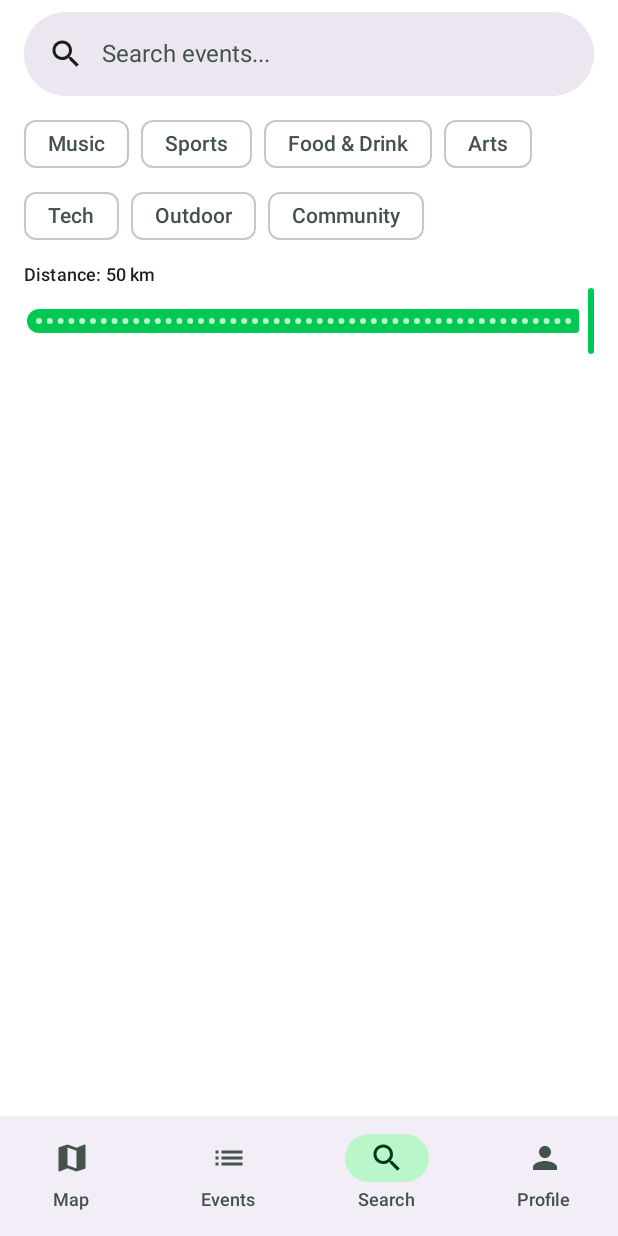
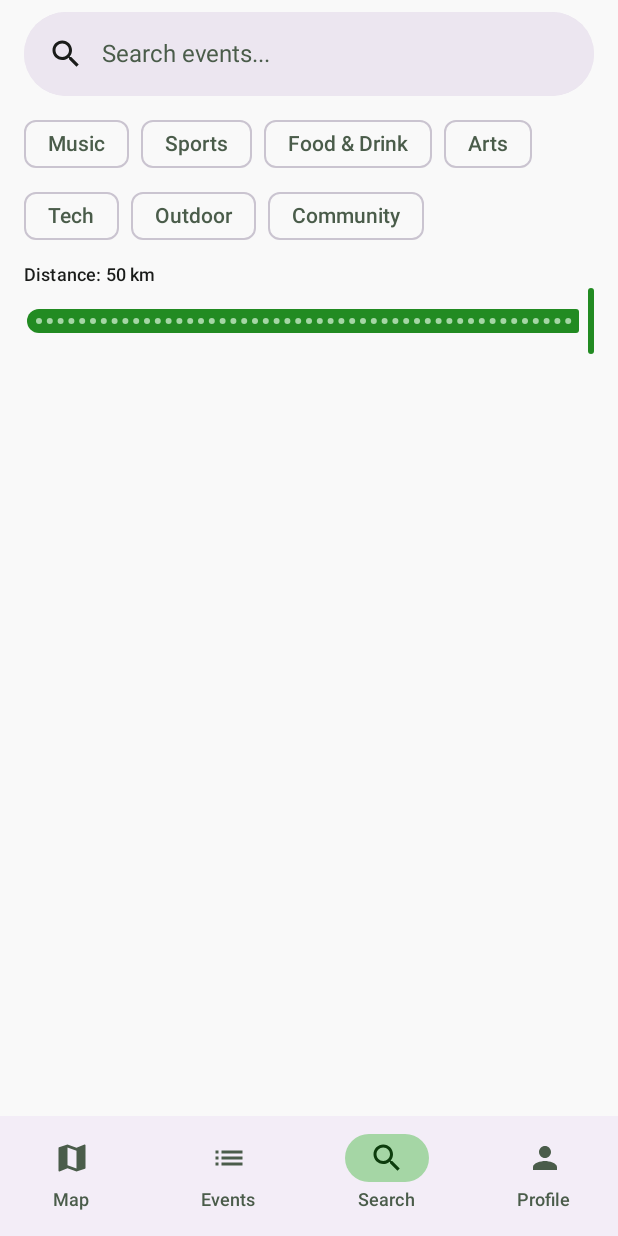
Before and after one commit to randan96mk/eventBuzz, an Android app built with Jetpack Compose: the screen it shows after launch (MainActivity), item 3 of the bottom bar chosen, on a phone screen of 412 x 824 dp. Run offline under Robolectric (Android 15) with nearby library versions, the phone set to English and light mode, and no system bars; our stand-ins replace Dagger/Hilt's generated code; libraries missing offline, so code that uses them is left out: org.maplibre.android; pictures from the network do not load; 9 statements that could not run were skipped.

Commit message:
Apply Forest Green + Off-White theme to Android app
Replace Emerald Pulse palette with Forest Green (#228B22) primary
and Off-White (#F9F9F9) background, matching the HTML preview.

Color.kt:
- Primary scale: Forest10–Forest99 built around #228B22
- Dark surfaces: #0D1A0D (deep forest), #1A2E1A (dark leaf), #243824
- Neutrals: #1A1C1A (on-surface), #4A5C4A (variant), #8A9E8A (outline)
- Updated category colors (Sports now #228B22, Food now #E67E22)
- Bubble/marker colors aligned to forest green

Theme.kt:
- Light: background #F9F9F9, surface #FFFFFF, primary #228B22
- Dark: background #0D1A0D, surface #0D1A0D, primary #4CAF50
- Full Material 3 color scheme mapping with inline hex comments

https://claude.ai/code/session_01M7vGomk3ZZmYUrV4Pt9SGy

```diff
--- a/android/core/ui/src/main/kotlin/app/eventbuzz/core/ui/theme/Color.kt
+++ b/android/core/ui/src/main/kotlin/app/eventbuzz/core/ui/theme/Color.kt
@@ -2,38 +2,40 @@ package app.eventbuzz.core.ui.theme
 
 import androidx.compose.ui.graphics.Color
 
-// Emerald Pulse — Light palette
-val Emerald10 = Color(0xFF00391B)
-val Emerald20 = Color(0xFF005D2E)
-val Emerald30 = Color(0xFF00693B)
-val Emerald40 = Color(0xFF00C853)
-val Emerald50 = Color(0xFF00E676)
-val Emerald60 = Color(0xFF69F0AE)
-val Emerald70 = Color(0xFFA5D6A7)
-val Emerald80 = Color(0xFFB9F6CA)
-val Emerald90 = Color(0xFFE8F5E9)
-val Emerald95 = Color(0xFFF4F7F6)
-val Emerald99 = Color(0xFFF8FFF8)
+// Forest Green — Primary scale
+val Forest10 = Color(0xFF0D3D0D)
+val Forest20 = Color(0xFF145214)
+val Forest30 = Color(0xFF1A6B1A)
+val Forest40 = Color(0xFF228B22)  // Primary — Forest Green
+val Forest50 = Color(0xFF2EA62E)
+val Forest60 = Color(0xFF4CAF50)  // Dark-mode primary (lighter for contrast)
+val Forest70 = Color(0xFF66BB6A)
+val Forest80 = Color(0xFFA5D6A5)
+val Forest90 = Color(0xFFE6F2E6)  // Chip background
+val Forest95 = Color(0xFFF0F4F0)  // Surface variant
+val Forest99 = Color(0xFFF9F9F9)  // Off-White background
 
-// Emerald Pulse — Dark surface tones
-val EmeraldDarkBg = Color(0xFF0F2027)
-val EmeraldDarkSurface = Color(0xFF203A43)
-val EmeraldDarkSurfaceHigh = Color(0xFF2C5364)
+// Forest Green — Dark surface tones
+val ForestDarkBg = Color(0xFF0D1A0D)
+val ForestDarkSurface = Color(0xFF1A2E1A)
+val ForestDarkSurfaceHigh = Color(0xFF243824)
 
 // Neutral tones
-val DarkGreen = Color(0xFF1B1F1B)
-val GreyGreen = Color(0xFF43524A)
-val GreyGreenLight = Color(0xFF73857A)
+val ForestOnSurface = Color(0xFF1A1C1A)
+val ForestOnSurfaceVariant = Color(0xFF4A5C4A)
+val ForestOutline = Color(0xFF8A9E8A)
+val ForestNavInactive = Color(0xFF6B7F6B)
+val ForestDarkOnSurface = Color(0xFFD5E8D5)
 
 // Category colors
 val MusicColor = Color(0xFFE11D48)
-val SportsColor = Color(0xFF059669)
-val FoodColor = Color(0xFFFF9800)
+val SportsColor = Color(0xFF228B22)
+val FoodColor = Color(0xFFE67E22)
 val ArtsColor = Color(0xFF7C3AED)
 val TechColor = Color(0xFF2563EB)
 val OutdoorColor = Color(0xFF16A34A)
 val CommunityColor = Color(0xFF0891B2)
 
 // Bubble / marker colors
-val BubbleBackground = Color(0xFF00C853)
-val BubbleBackgroundLight = Color(0xFFE8F5E9)
+val BubbleBackground = Color(0xFF228B22)
+val BubbleBackgroundLight = Color(0xFFE6F2E6)
--- a/android/core/ui/src/main/kotlin/app/eventbuzz/core/ui/theme/Theme.kt
+++ b/android/core/ui/src/main/kotlin/app/eventbuzz/core/ui/theme/Theme.kt
@@ -7,50 +7,52 @@ import androidx.compose.material3.lightColorScheme
 import androidx.compose.runtime.Composable
 import androidx.compose.ui.graphics.Color
 
+// Forest Green + Off-White — Light palette
 private val LightColorScheme = lightColorScheme(
-    primary = Emerald40,
+    primary = Forest40,                         // #228B22 Forest Green
     onPrimary = Color.White,
-    primaryContainer = Emerald90,
-    onPrimaryContainer = Emerald10,
-    secondary = GreyGreen,
+    primaryContainer = Forest90,                // #E6F2E6
+    onPrimaryContainer = Forest10,              // #0D3D0D
+    secondary = ForestOnSurfaceVariant,         // #4A5C4A
     onSecondary = Color.White,
-    secondaryContainer = Emerald80,
-    onSecondaryContainer = Emerald10,
-    tertiary = Emerald50,
-    onTertiary = Emerald10,
-    tertiaryContainer = Emerald60,
-    onTertiaryContainer = Emerald10,
-    background = Color.White,
-    onBackground = DarkGreen,
-    surface = Color.White,
-    onSurface = DarkGreen,
-    surfaceVariant = Emerald95,
-    onSurfaceVariant = GreyGreen,
-    outline = GreyGreenLight,
+    secondaryContainer = Forest80,              // #A5D6A5
+    onSecondaryContainer = Forest10,            // #0D3D0D
+    tertiary = Forest50,                        // #2EA62E
+    onTertiary = Forest10,
+    tertiaryContainer = Forest70,               // #66BB6A
+    onTertiaryContainer = Forest10,
+    background = Forest99,                      // #F9F9F9 Off-White
+    onBackground = ForestOnSurface,             // #1A1C1A
+    surface = Color.White,                      // #FFFFFF
+    onSurface = ForestOnSurface,                // #1A1C1A
+    surfaceVariant = Forest95,                  // #F0F4F0
+    onSurfaceVariant = ForestOnSurfaceVariant,  // #4A5C4A
+    outline = ForestOutline,                    // #8A9E8A
     error = Color(0xFFBA1A1A),
     onError = Color.White,
 )
 
+// Forest Green + Off-White — Dark palette
 private val DarkColorScheme = darkColorScheme(
-    primary = Emerald50,
-    onPrimary = Emerald10,
-    primaryContainer = Emerald30,
-    onPrimaryContainer = Emerald80,
-    secondary = GreyGreenLight,
-    onSecondary = Emerald10,
-    secondaryContainer = EmeraldDarkSurfaceHigh,
-    onSecondaryContainer = Emerald80,
-    tertiary = Emerald60,
-    onTertiary = Emerald10,
-    tertiaryContainer = Emerald40,
-    onTertiaryContainer = Emerald80,
-    background = EmeraldDarkBg,
-    onBackground = Emerald80,
-    surface = EmeraldDarkBg,
-    onSurface = Emerald80,
-    surfaceVariant = EmeraldDarkSurface,
-    onSurfaceVariant = GreyGreenLight,
-    outline = GreyGreen,
+    primary = Forest60,                         // #4CAF50 lighter for dark-mode contrast
+    onPrimary = ForestDarkBg,                   // #0D1A0D
+    primaryContainer = Forest30,                // #1A6B1A
+    onPrimaryContainer = Forest80,              // #A5D6A5
+    secondary = ForestOutline,                  // #8A9E8A
+    onSecondary = Forest10,
+    secondaryContainer = ForestDarkSurfaceHigh, // #243824
+    onSecondaryContainer = Forest80,            // #A5D6A5
+    tertiary = Forest70,                        // #66BB6A
+    onTertiary = Forest10,
+    tertiaryContainer = Forest40,               // #228B22
+    onTertiaryContainer = Forest80,             // #A5D6A5
+    background = ForestDarkBg,                  // #0D1A0D Deep Forest
+    onBackground = ForestDarkOnSurface,         // #D5E8D5
+    surface = ForestDarkBg,                     // #0D1A0D
+    onSurface = ForestDarkOnSurface,            // #D5E8D5
+    surfaceVariant = ForestDarkSurface,         // #1A2E1A Dark Leaf
+    onSurfaceVariant = ForestOutline,           // #8A9E8A
+    outline = ForestOnSurfaceVariant,           // #4A5C4A
     error = Color(0xFFFFB4AB),
     onError = Color(0xFF690005),
 )
```
